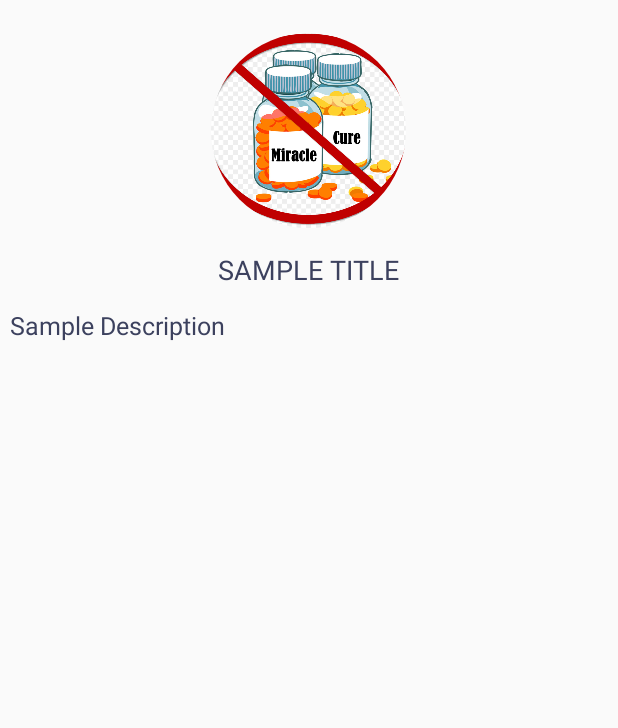
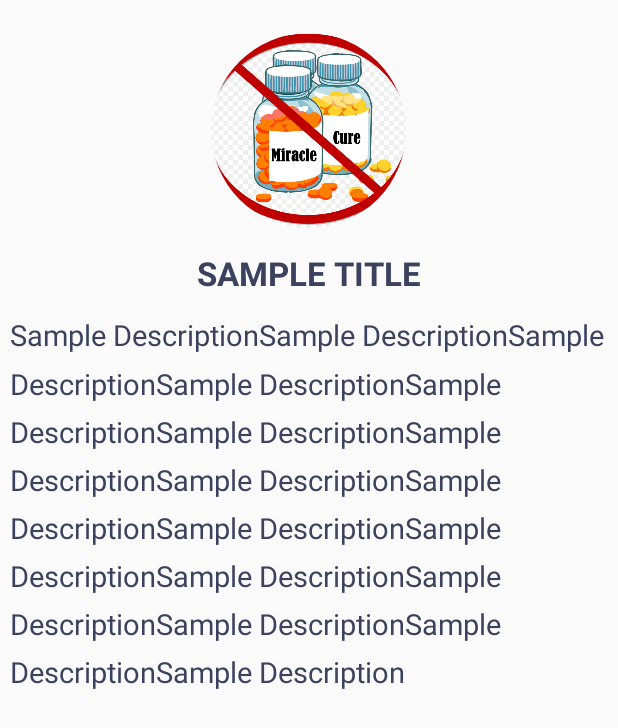
Before and after one commit to HealthITMMUST/nutritiondieterytool, an Android app: the layout activity_single_disease_info.xml on its own in the app's theme, with its tools: preview values and no code run, on a phone screen of 412 x 824 dp. Shown: the top 728 px of the screen. Run offline under Robolectric (Android 15) with nearby library versions, the phone set to English and light mode, and no system bars; plain views replace ExpandableLayout; network calls fail.

Commit message:
Merged with dashboard

```diff
--- a/app/src/main/res/layout/activity_single_disease_info.xml
+++ b/app/src/main/res/layout/activity_single_disease_info.xml
@@ -29,19 +29,19 @@
             android:textAllCaps="true"
             android:textAppearance="@style/TextAppearance.AppCompat.Subhead"
             android:textColor="@color/default_text_color"
-            android:textSize="@dimen/_14sdp" />
+            android:textSize="@dimen/_17sdp"
+            android:textStyle="bold"/>
 
         <TextView
             android:id="@+id/diseaseDescription"
             android:layout_width="match_parent"
             android:layout_height="wrap_content"
             android:layout_marginTop="@dimen/_10sdp"
-            android:ellipsize="end"
-            android:lines="3"
-            android:text="Sample Description"
+            android:text="Sample DescriptionSample DescriptionSample DescriptionSample DescriptionSample DescriptionSample DescriptionSample DescriptionSample DescriptionSample DescriptionSample DescriptionSample DescriptionSample DescriptionSample DescriptionSample DescriptionSample DescriptionSample Description"
             android:textAppearance="@style/TextAppearance.AppCompat.Widget.ActionBar.Subtitle"
             android:textColor="@color/default_text_color"
-            android:textSize="@dimen/_13sdp" />
+            android:lineSpacingMultiplier="1.4"
+            android:textSize="@dimen/_15sdp" />
 
 
         <com.skydoves.expandablelayout.ExpandableLayout
```
